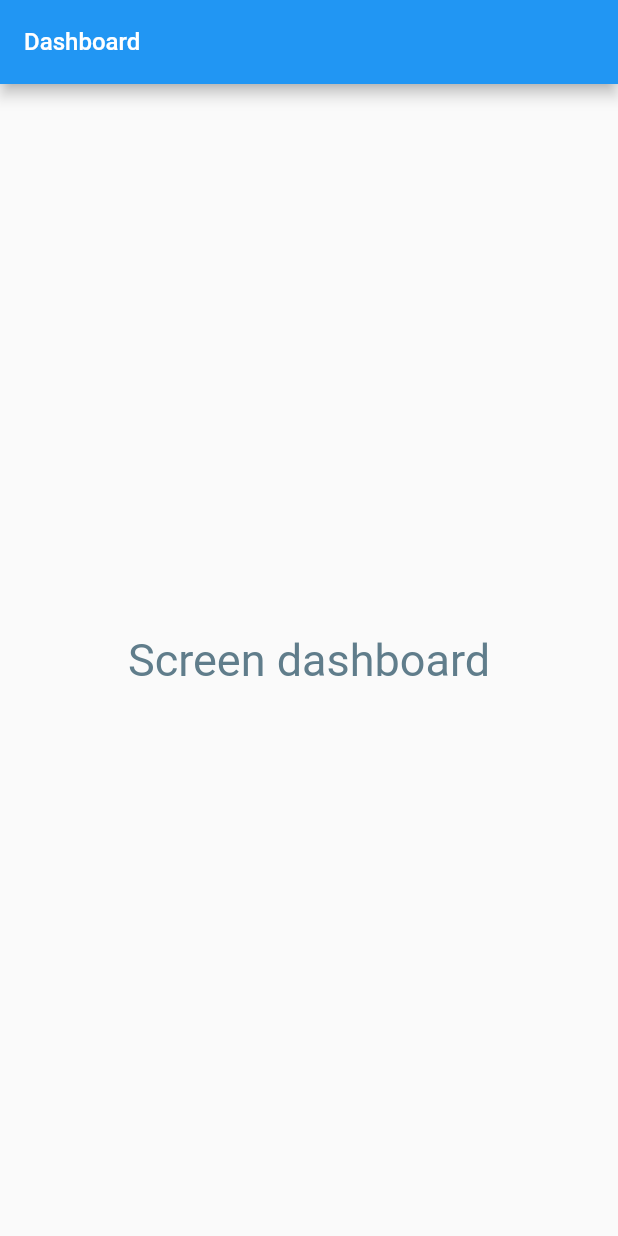
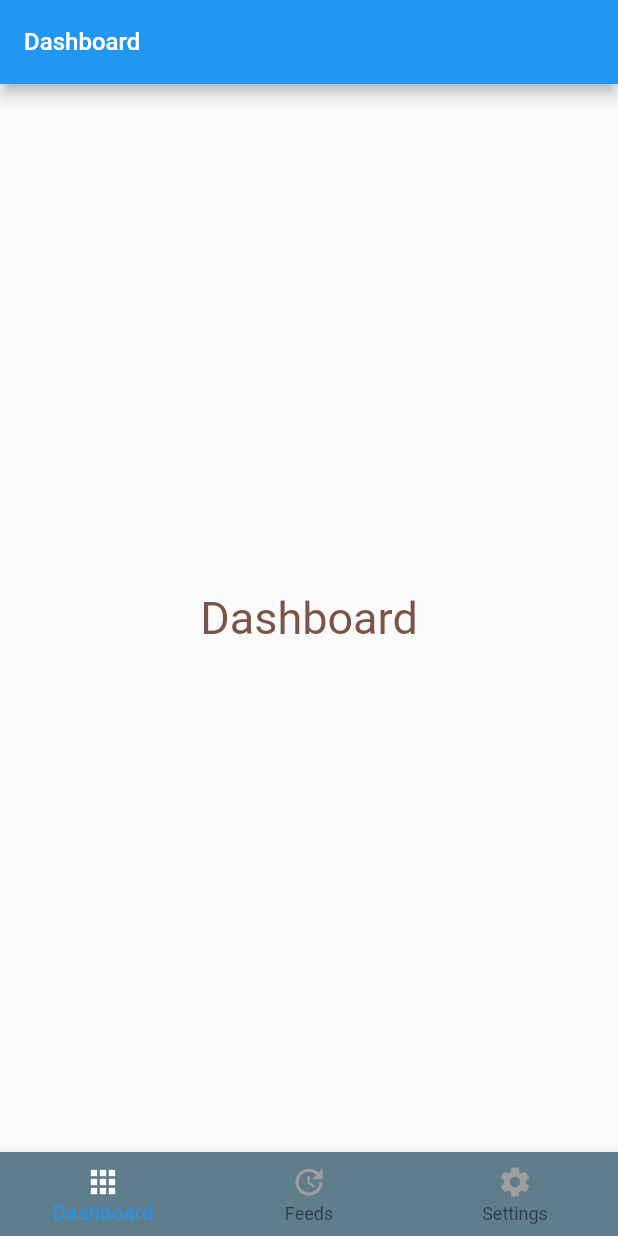
Before and after one commit to sreeharikv112/FlutterPlatformSpecificApp, a Flutter app: the DashboardScreen screen opened directly, on a phone screen of 412 x 824 dp. Run offline on Flutter 3.47's test engine with Material 2 defaults, Android fonts, the phone set to English and light mode, and no system bars; drawn by our look-alikes of flutter_platform_widgets.

Commit message:
added bottom tabs and handled tabs change

```diff
--- a/lib/ui/dashboard.dart
+++ b/lib/ui/dashboard.dart
@@ -1,7 +1,11 @@
 
 import 'package:flutter/material.dart';
+import 'package:flutter_platform_specific_app/ui/screen_tab_one.dart';
+import 'package:flutter_platform_specific_app/ui/screen_tab_three.dart';
+import 'package:flutter_platform_specific_app/ui/screen_tab_two.dart';
 import 'package:flutter_platform_widgets/flutter_platform_widgets.dart';
 import 'package:flutter_platform_specific_app/utils/color_utils.dart' as ColorUtils;
+
 
 class DashboardScreen extends StatefulWidget{
   @override
@@ -12,7 +16,7 @@ class DashboardScreen extends StatefulWidget{
 }
 
 class DashboardScreenState extends State<DashboardScreen>{
-
+  int _tabSelectedIndex = 0;
   @override
   Widget build(BuildContext context) {
     return PlatformScaffold(
@@ -24,13 +28,45 @@ class DashboardScreenState extends State<DashboardScreen>{
       ),
 
       android: (_) => MaterialScaffoldData(),
-      body: Center(
-          child: Text(
-            "Screen dashboard",
-            style: TextStyle(color: Colors.blueGrey, fontSize: 30),
+      body: getTabScreen(_tabSelectedIndex),
+      bottomNavBar: PlatformNavBar(
+          currentIndex: _tabSelectedIndex,
+          itemChanged: (index) {
+            setState(() {
+              _tabSelectedIndex = index;
+            });
+          },
+        backgroundColor: Colors.blueGrey,
+          items: [
+        BottomNavigationBarItem(
+          icon:  Icon(Icons.apps, color: Colors.grey),
+          title:  Text('Dashboard', style: ColorUtils.bottomNavTextStyle),
+          activeIcon:  Icon(Icons.apps, color: Colors.white),
+        ),
+        BottomNavigationBarItem(
+          icon:  Icon(Icons.update, color: Colors.grey),
+          title:  Text('Feeds', style: ColorUtils.bottomNavTextStyle),
+          activeIcon:  Icon(Icons.update, color: Colors.white),
+        ),
+        BottomNavigationBarItem(
+          icon: Icon(Icons.settings, color: Colors.grey),
+          title: Text('Settings',style: ColorUtils.bottomNavTextStyle,
           ),
+          activeIcon:  Icon(Icons.settings, color: Colors.white),
+        )
+      ]),
+    );
+  }
 
-      ),);
+  Widget getTabScreen(int tabIndex) {
+    switch (tabIndex) {
+      case 1:
+        return ScreenTabTwo();
+      case 2:
+        return ScreenTabThree();
+      default:
+        return ScreenTabOne();
+    }
   }
 
 }
--- a/lib/ui/screen_tab_one.dart
+++ b/lib/ui/screen_tab_one.dart
@@ -5,15 +5,10 @@ class ScreenTabOne extends StatelessWidget {
   @override
   Widget build(BuildContext context) {
     return Center(
-        child: Container(
-          alignment: Alignment.center,
-          height: 300,
-          width: 300,
-          child: Text(
-            "Screen Tab One",
+        child:  Text(
+            "Dashboard",
             style: TextStyle(color: Colors.brown, fontSize: 30),
           ),
-          color: Colors.blue,
-        ));
+        );
   }
 }
--- a/lib/ui/screen_tab_three.dart
+++ b/lib/ui/screen_tab_three.dart
@@ -5,15 +5,10 @@ class ScreenTabThree extends StatelessWidget {
   @override
   Widget build(BuildContext context) {
     return Center(
-        child: Container(
-          alignment: Alignment.center,
-          height: 300,
-          width: 300,
-          child: Text(
-            "Screen Tab Three",
+        child:  Text(
+            "Settings",
             style: TextStyle(color: Colors.brown, fontSize: 30),
           ),
-          color: Colors.blue,
-        ));
+        );
   }
 }
--- a/lib/utils/color_utils.dart
+++ b/lib/utils/color_utils.dart
@@ -20,3 +20,6 @@ final cupertinoTheme = CupertinoThemeData(
 
 final toolbarTextStyle = TextStyle(color: Colors.white, fontSize: 16.0);
 final textStyleBlackPlain = TextStyle(color: Colors.black, fontSize: 30);
+
+final bottomNavTextStyle = TextStyle(color: Colors.white, fontSize: 14.0);
+final toolbarButtonTextStyle = TextStyle(color: Colors.white, fontSize: 14.0);
```
Also changed, not shown: lib/ui/screen_tab_two.dart (+3 -8 lines).
